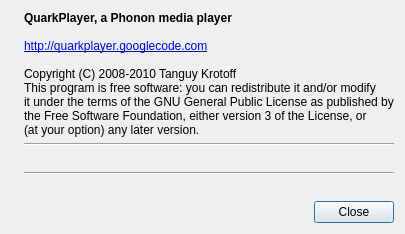
Before: the Qt Designer form quarkplayer-plugins/MainWindow/AboutWindow.ui in tkrotoff/QuarkPlayer, drawn with Qt 5.
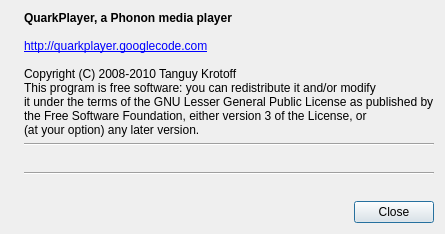
After: the same form once the commit is applied. Icons and pictures are not drawn.

Commit message: Relicense under LGPLv3+

Patch:
```diff
--- a/quarkplayer-plugins/MainWindow/AboutWindow.ui
+++ b/quarkplayer-plugins/MainWindow/AboutWindow.ui
@@ -33,7 +33,7 @@
 &lt;br&gt;
 Copyright (C) 2008-2010  Tanguy Krotoff&lt;br&gt;
 This program is free software: you can redistribute it and/or modify&lt;br&gt;
-it under the terms of the GNU General Public License as published by&lt;br&gt;
+it under the terms of the GNU Lesser General Public License as published by&lt;br&gt;
 the Free Software Foundation, either version 3 of the License, or&lt;br&gt;
 (at your option) any later version.</string>
      </property>
```
The commit also changes 284 other files.
